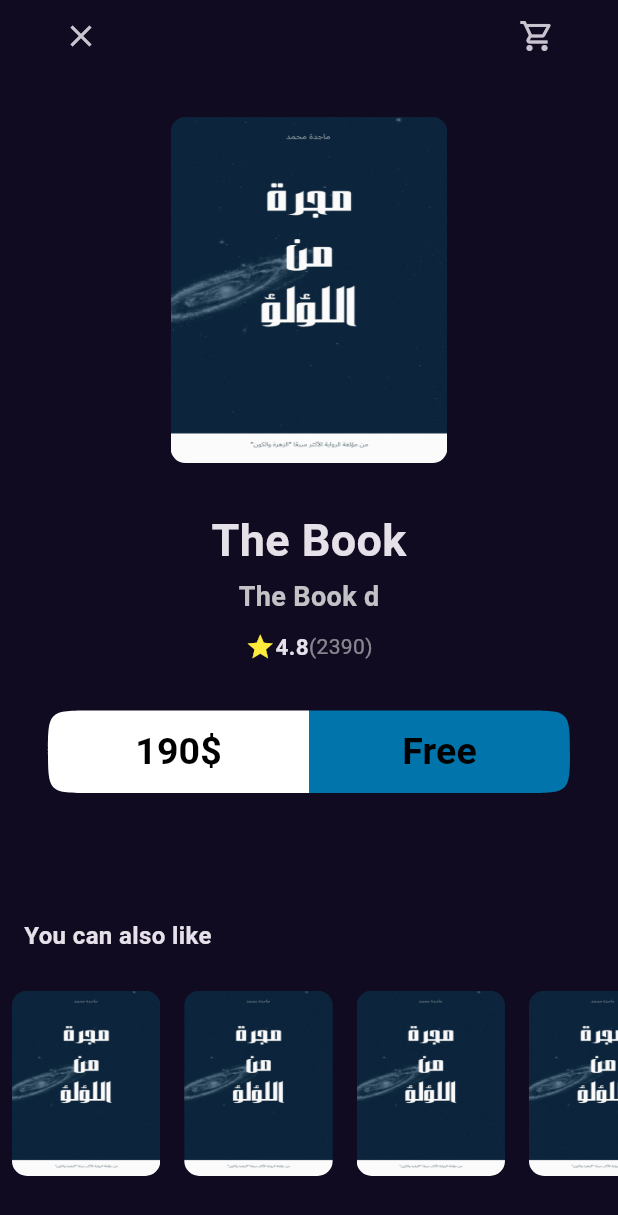
After one commit to IbrahimElbazz/Bookly_app, a Flutter app: the Book_detailes_view_body screen opened directly, on a phone screen of 412 x 824 dp. The commit adds this screen. Shown: the top 1215 px of the screen. Run offline on Flutter 3.47's test engine with Material 3 defaults, Android fonts, the phone set to English and light mode, and no system bars; our stand-ins replace go_router, google_fonts.

Commit message:
divide details body to tow section

```diff
--- a/lib/Features/home/presentation/views/widget/Home_detailes_view_body.dart
+++ b/lib/Features/home/presentation/views/widget/Home_detailes_view_body.dart
@@ -1,8 +1,10 @@
 import 'package:bookly_app/Features/home/presentation/views/widget/Book_detailes_custem_appBar.dart';
 import 'package:bookly_app/Features/home/presentation/views/widget/Book_rating.dart';
 import 'package:bookly_app/Features/home/presentation/views/widget/action_button.dart';
+import 'package:bookly_app/Features/home/presentation/views/widget/box_details_section.dart';
 import 'package:bookly_app/Features/home/presentation/views/widget/custem_item.dart';
 import 'package:bookly_app/Features/home/presentation/views/widget/list_view_item_inDetails.dart';
+import 'package:bookly_app/Features/home/presentation/views/widget/similar_box_section.dart';
 
 import 'package:bookly_app/core/utils/style.dart';
 
@@ -14,68 +16,23 @@ class Book_detailes_view_body extends StatelessWidget {
 
   @override
   Widget build(BuildContext context) {
-    return Scaffold(
+    return const Scaffold(
       body: CustomScrollView(
         slivers: [
           SliverFillRemaining(
             hasScrollBody: false,
             child: Column(
               children: [
-                const SafeArea(
-                  child: const Book_detailes_custem_appBar(),
+                SafeArea(
+                  child: Book_detailes_custem_appBar(),
                 ),
-                const SizedBox(
-                  height: 30,
-                ),
-                SizedBox(
-                  height: MediaQuery.of(context).size.height * 0.28,
-                  child: const custem_item(),
-                ),
-                const SizedBox(
-                  height: 30,
-                ),
-                Padding(
-                  padding: const EdgeInsets.only(bottom: 3),
-                  child: Text(
-                    'The Book',
-                    style: Style.title.copyWith(fontSize: 30),
-                  ),
-                ),
-                Text(
-                  'The Book d',
-                  style: Style.title
-                      .copyWith(color: Colors.white.withOpacity(.75)),
-                ),
-                const SizedBox(
-                  height: 10,
-                ),
-                const Book_rating(),
-                const SizedBox(
-                  height: 32,
-                ),
-                const action_button(),
-                const Expanded(
+                box_details_section(),
+                Expanded(
                   child: SizedBox(
                     height: 50,
                   ),
                 ),
-                Padding(
-                  padding: const EdgeInsets.only(left: 16),
-                  child: Align(
-                    alignment: Alignment.centerLeft,
-                    child: Text(
-                      'You can also like',
-                      style: Style.title.copyWith(fontSize: 16),
-                    ),
-                  ),
-                ),
-                const SizedBox(
-                  height: 25,
-                ),
-                const list_view_item_inDetails(),
-                const SizedBox(
-                  height: 40,
-                )
+                similar_box_section(),
               ],
             ),
           )
--- /dev/null
+++ b/lib/Features/home/presentation/views/widget/box_details_section.dart
@@ -0,0 +1,46 @@
+import 'package:bookly_app/Features/home/presentation/views/widget/Book_rating.dart';
+import 'package:bookly_app/Features/home/presentation/views/widget/action_button.dart';
+import 'package:bookly_app/Features/home/presentation/views/widget/custem_item.dart';
+import 'package:bookly_app/core/utils/style.dart';
+import 'package:flutter/material.dart';
+
+class box_details_section extends StatelessWidget {
+  const box_details_section({super.key});
+
+  @override
+  Widget build(BuildContext context) {
+    return Column(
+      children: [
+        const SizedBox(
+          height: 30,
+        ),
+        SizedBox(
+          height: MediaQuery.of(context).size.height * 0.28,
+          child: const custem_item(),
+        ),
+        const SizedBox(
+          height: 30,
+        ),
+        Padding(
+          padding: const EdgeInsets.only(bottom: 3),
+          child: Text(
+            'The Book',
+            style: Style.title.copyWith(fontSize: 30),
+          ),
+        ),
+        Text(
+          'The Book d',
+          style: Style.title.copyWith(color: Colors.white.withOpacity(.75)),
+        ),
+        const SizedBox(
+          height: 10,
+        ),
+        const Book_rating(),
+        const SizedBox(
+          height: 32,
+        ),
+        const action_button(),
+      ],
+    );
+  }
+}
--- /dev/null
+++ b/lib/Features/home/presentation/views/widget/similar_box_section.dart
@@ -0,0 +1,32 @@
+import 'package:bookly_app/Features/home/presentation/views/widget/list_view_item_inDetails.dart';
+import 'package:bookly_app/core/utils/style.dart';
+import 'package:flutter/material.dart';
+
+class similar_box_section extends StatelessWidget {
+  const similar_box_section({super.key});
+
+  @override
+  Widget build(BuildContext context) {
+    return Column(
+      children: [
+        Padding(
+          padding: const EdgeInsets.only(left: 16),
+          child: Align(
+            alignment: Alignment.centerLeft,
+            child: Text(
+              'You can also like',
+              style: Style.title.copyWith(fontSize: 16),
+            ),
+          ),
+        ),
+        const SizedBox(
+          height: 25,
+        ),
+        const list_view_item_inDetails(),
+        const SizedBox(
+          height: 40,
+        )
+      ],
+    );
+  }
+}
```
